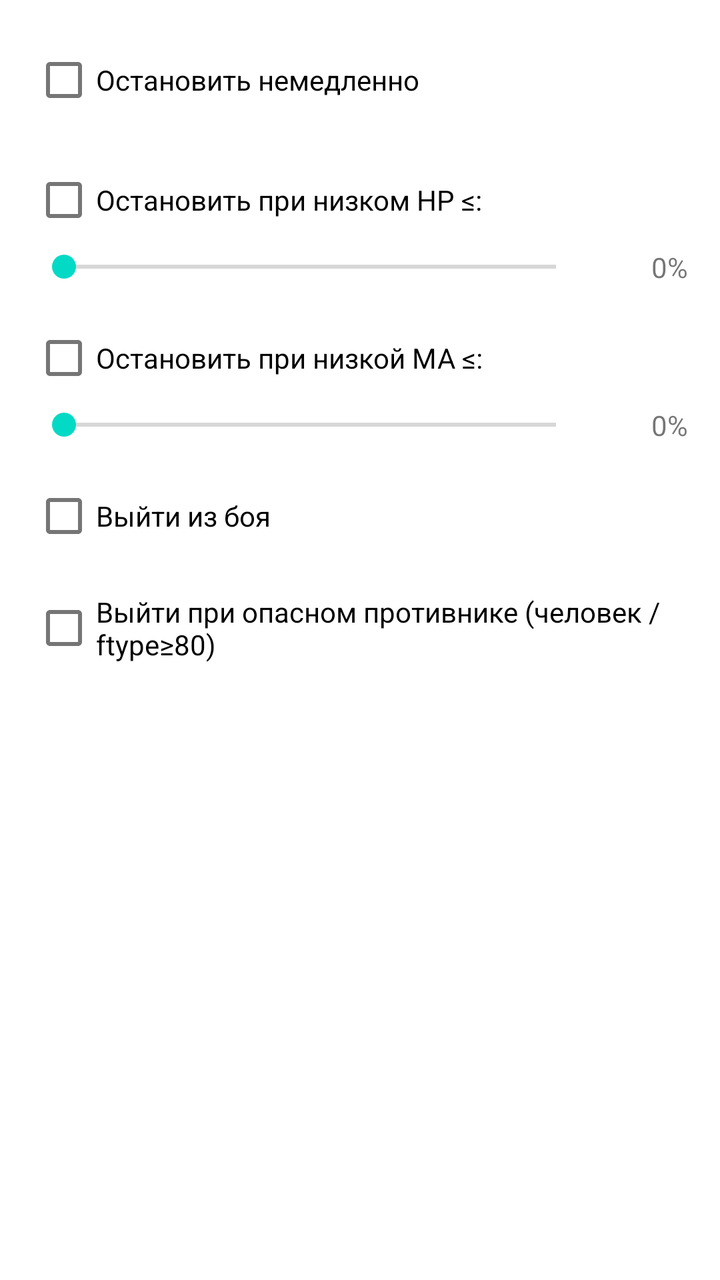
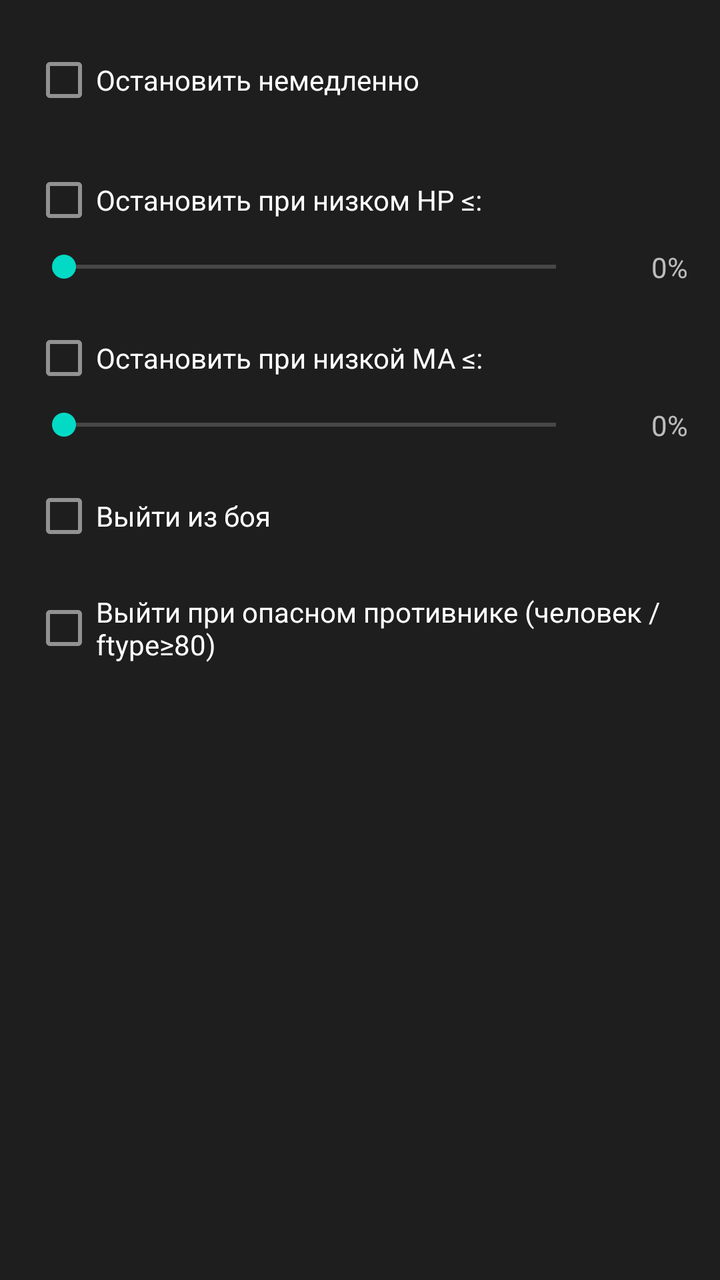

An Android layout rendered at two revisions. The XML below is the earlier revision; the diff shows what the commit changed to produce the second picture.
<!-- AndroidManifest.xml: application theme Theme.ABClient -->
<!-- res/layout/tab_autoboi_stop.xml -->
<?xml version="1.0" encoding="utf-8"?>
<ScrollView xmlns:android="http://schemas.android.com/apk/res/android"
    android:layout_width="match_parent"
    android:layout_height="match_parent">

    <LinearLayout
        android:layout_width="match_parent"
        android:layout_height="wrap_content"
        android:orientation="vertical"
        android:padding="16dp">

        <CheckBox
            android:id="@+id/checkDoStopNow"
            android:layout_width="match_parent"
            android:layout_height="wrap_content"
            android:text="Остановить немедленно"
            android:layout_marginBottom="12dp" />

        <CheckBox
            android:id="@+id/checkDoStopLowHp"
            android:layout_width="match_parent"
            android:layout_height="wrap_content"
            android:text="Остановить при низком HP ≤:" />

        <LinearLayout
            android:layout_width="match_parent"
            android:layout_height="wrap_content"
            android:orientation="horizontal"
            android:gravity="center_vertical"
            android:layout_marginBottom="12dp">

            <SeekBar
                android:id="@+id/seekStopLowHp"
                android:layout_width="0dp"
                android:layout_height="wrap_content"
                android:layout_weight="1"
                android:max="100" />

            <TextView
                android:id="@+id/tvStopLowHp"
                android:layout_width="50dp"
                android:layout_height="wrap_content"
                android:gravity="end"
                android:text="0%" />

        </LinearLayout>

        <CheckBox
            android:id="@+id/checkDoStopLowMa"
            android:layout_width="match_parent"
            android:layout_height="wrap_content"
            android:text="Остановить при низкой MA ≤:" />

        <LinearLayout
            android:layout_width="match_parent"
            android:layout_height="wrap_content"
            android:orientation="horizontal"
            android:gravity="center_vertical"
            android:layout_marginBottom="12dp">

            <SeekBar
                android:id="@+id/seekStopLowMa"
                android:layout_width="0dp"
                android:layout_height="wrap_content"
                android:layout_weight="1"
                android:max="100" />

            <TextView
                android:id="@+id/tvStopLowMa"
                android:layout_width="50dp"
                android:layout_height="wrap_content"
                android:gravity="end"
                android:text="0%" />

        </LinearLayout>

        <CheckBox
            android:id="@+id/checkDoExit"
            android:layout_width="match_parent"
            android:layout_height="wrap_content"
            android:text="Выйти из боя"
            android:layout_marginBottom="8dp" />

        <CheckBox
            android:id="@+id/checkDoExitRisky"
            android:layout_width="match_parent"
            android:layout_height="wrap_content"
            android:text="Выйти при опасном противнике (человек / ftype≥80)"
            android:layout_marginBottom="8dp" />

    </LinearLayout>

</ScrollView>
<!-- resources referenced by this layout -->
<resources>
  <style name="Theme.ABClient" parent="Theme.MaterialComponents.DayNight.DarkActionBar">
          
          <item name="colorPrimary">@color/purple_500</item>
          <item name="colorPrimaryVariant">@color/purple_700</item>
          <item name="colorOnPrimary">@color/white</item>
          
          <item name="colorSecondary">@color/teal_200</item>
          <item name="colorSecondaryVariant">@color/teal_700</item>
          <item name="colorOnSecondary">@color/black</item>
          
          <item name="android:statusBarColor" tools:targetApi="l">?attr/colorPrimaryVariant</item>
          
      </style>
  <color name="purple_500">#FF6200EE</color>
  <color name="purple_700">#FF3700B3</color>
  <color name="white">#FFFFFFFF</color>
  <color name="teal_200">#FF03DAC5</color>
  <color name="teal_700">#FF018786</color>
  <color name="black">#FF000000</color>
</resources>

<!-- the commit's change to res/layout/tab_autoboi_stop.xml (unified diff, before → after) -->
@@ -1,7 +1,9 @@
 <?xml version="1.0" encoding="utf-8"?>
 <ScrollView xmlns:android="http://schemas.android.com/apk/res/android"
     android:layout_width="match_parent"
-    android:layout_height="match_parent">
+    android:layout_height="match_parent"
+    android:background="@color/ab_autoboi_bg"
+    android:theme="@style/ThemeOverlay.MaterialComponents.Dark">
 
     <LinearLayout
         android:layout_width="match_parent"
<!-- resource entries referenced after the edit -->
@@ -1,5 +1,6 @@
 <!-- resources referenced by this layout -->
 <resources>
+  <color name="ab_autoboi_bg">#1E1E1E</color>
   <style name="Theme.ABClient" parent="Theme.MaterialComponents.DayNight.DarkActionBar">
           
           <item name="colorPrimary">@color/purple_500</item>
